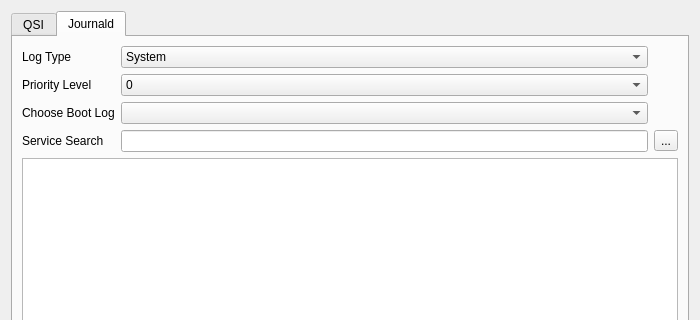
Old version of the form mainwindow.ui in the repository MX-Linux/quick-system-info-gui; both pictures show x 0 to 700 and y 0 to 320 of the 700 by 500 pixel window.
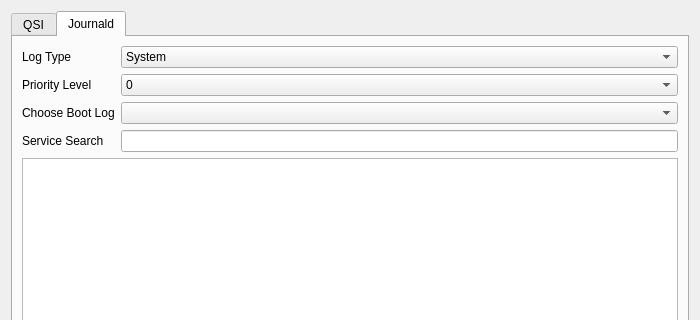
New version of the form. The open tabs and pages were chosen to show the change. Icons and pictures are not drawn.

Commit message: Replace search button with QAction inside the search box.

```diff
--- a/mainwindow.ui
+++ b/mainwindow.ui
@@ -244,7 +244,7 @@
       <attribute name="title">
        <string extracomment="systemd journalctl tab">Journald</string>
       </attribute>
-      <layout class="QGridLayout">
+      <layout class="QFormLayout">
        <item row="0" column="0">
         <widget class="QLabel" name="labelSystemUser">
          <property name="text">
@@ -324,6 +324,9 @@
          </property>
         </widget>
        </item>
+       <item row="2" column="1">
+        <widget class="QComboBox" name="comboBoxJournaldListBoots"/>
+       </item>
        <item row="3" column="0">
         <widget class="QLabel" name="labelSearch">
          <property name="text">
@@ -334,23 +337,9 @@
        <item row="3" column="1">
         <widget class="QLineEdit" name="lineEditJournaldSearch"/>
        </item>
-       <item row="3" column="2">
-        <widget class="QToolButton" name="toolButtonReloadSearch">
-         <property name="text">
-          <string>...</string>
-         </property>
-         <property name="icon">
-          <iconset theme="edit-undo">
-           <normaloff>.</normaloff>.</iconset>
-         </property>
-        </widget>
-       </item>
-       <item row="4" column="0" colspan="3">
+       <item row="4" column="0" colspan="2">
         <widget class="QPlainTextEdit" name="plainTextEditJournald"/>
        </item>
-       <item row="2" column="1">
-        <widget class="QComboBox" name="comboBoxJournaldListBoots"/>
-       </item>
       </layout>
      </widget>
     </widget>
```
Left out of the diff: 21 changed lines with no effect on the pictures. The commit also changes 1 other file.
